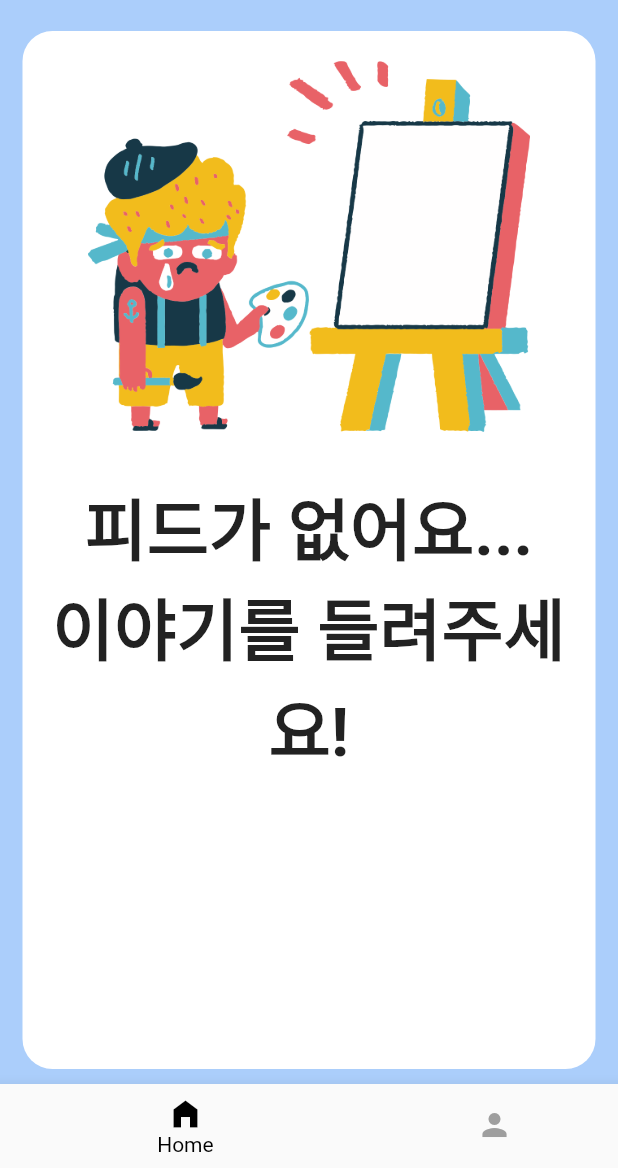
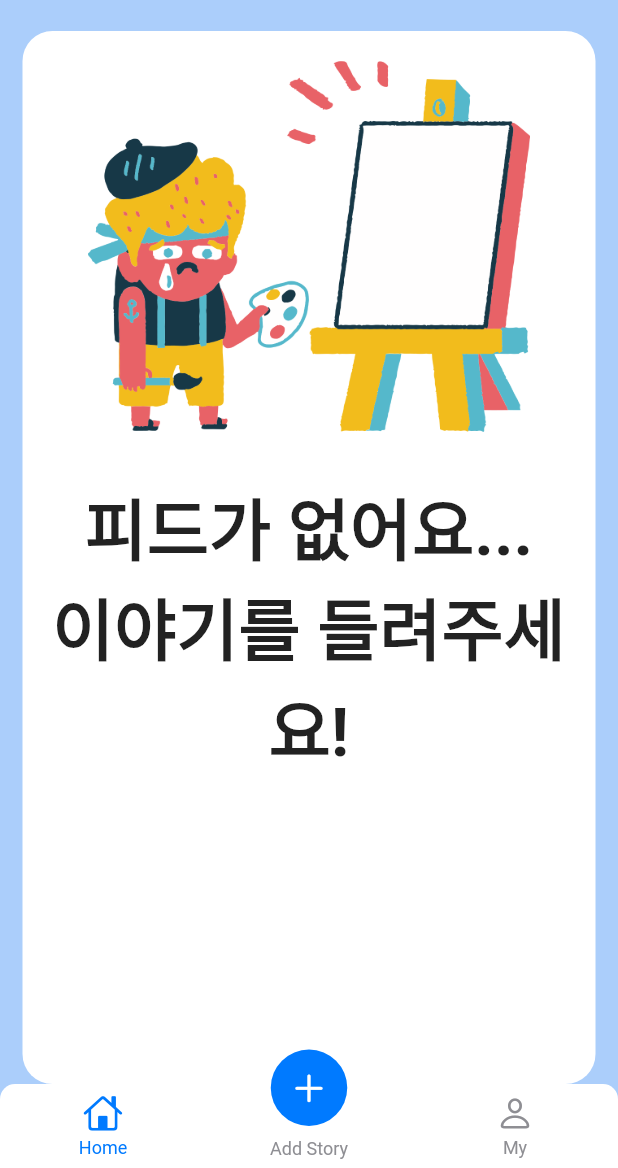
Before and after one commit to whatsthelunchmenu/Ae-stagram-app, a Flutter app: the screen it shows once a user with an empty profile is signed in, on a phone screen of 412 x 824 dp, the part 68-1236 px from its top. Run offline on Flutter 3.47's test engine with Material 2 defaults, Android fonts, the phone set to English and light mode, and no system bars; drawn by our look-alikes of persistent_bottom_nav_bar; our stand-ins replace carousel_slider, dio, dotted_decoration, firebase_auth, firebase_core, flutter_signin_button and 6 more; accounts and stored records are empty; network calls fail.

Commit message:
persistent bottom navigation 으로 변경

```diff
--- a/lib/app/controller/home/home_controller.dart
+++ b/lib/app/controller/home/home_controller.dart
@@ -49,7 +49,7 @@ class HomeController extends GetxController {
         getStory();
       } else if (scrollController.position.pixels ==
           scrollController.position.minScrollExtent) {
-        refresh();
+        // refresh();
       }
     });
   }
--- a/lib/app/controller/root_controller.dart
+++ b/lib/app/controller/root_controller.dart
@@ -1,4 +1,6 @@
+import 'package:flutter/material.dart';
 import 'package:get/get.dart';
+import 'package:persistent_bottom_nav_bar/persistent-tab-view.dart';
 
 enum RouteName {
   Home,
@@ -7,9 +9,21 @@ enum RouteName {
 
 class RootController extends GetxController {
   static RootController get to => Get.find();
+  late PersistentTabController tabController;
+  GlobalKey<NavigatorState> navigaotorKey = GlobalKey<NavigatorState>();
   RxInt currentIndex = 0.obs;
+
+  @override
+  void onInit() {
+    super.onInit();
+    tabController = PersistentTabController(initialIndex: currentIndex.value);
+  }
 
   void chnagePageIndex(int selectedIndex) {
     currentIndex(selectedIndex);
   }
+
+  Future<bool> onWillPop() async {
+    return !await navigaotorKey.currentState!.maybePop();
+  }
 }
--- a/lib/app/ui/android/navigation/navigation.dart
+++ b/lib/app/ui/android/navigation/navigation.dart
@@ -1,40 +1,113 @@
 import 'package:ae_stagram_app/app/controller/root_controller.dart';
 import 'package:ae_stagram_app/app/ui/android/home/home.dart';
 import 'package:ae_stagram_app/app/ui/android/mypage/mypage.dart';
+import 'package:ae_stagram_app/app/ui/android/new_story/new_story.dart';
+import 'package:flutter/cupertino.dart';
 import 'package:flutter/material.dart';
 import 'package:get/get_state_manager/get_state_manager.dart';
+import 'package:persistent_bottom_nav_bar/persistent-tab-view.dart';
 
 class NavigationPage extends GetView<RootController> {
   @override
   Widget build(BuildContext context) {
-    return Scaffold(
-        body: Obx(() {
-          switch (RouteName.values[controller.currentIndex.value]) {
+    return Obx(
+      () => Scaffold(
+        // body: switchBody(RouteName.values[controller.currentIndex.value]),
+        // bottomNavigationBar: BottomNavigationBar(
+        //   type: BottomNavigationBarType.shifting,
+        //   currentIndex: controller.currentIndex.value,
+        //   showSelectedLabels: true,
+        //   selectedItemColor: Colors.black,
+        //   unselectedItemColor: Colors.grey,
+        //   onTap: controller.chnagePageIndex,
+        //   items: [
+        //     BottomNavigationBarItem(
+        //       icon: Icon(Icons.home),
+        //       activeIcon: Icon(Icons.home_filled),
+        //       label: "Home",
+        //     ),
+        //     BottomNavigationBarItem(
+        //       icon: Icon(Icons.person),
+        //       activeIcon: Icon(Icons.people_alt),
+        //       label: "My Page",
+        //     ),
+        //   ],
+        // ),
+        body: PersistentTabView(
+          context,
+          controller: controller.tabController,
+          screens: _buildScreens(),
+          items: _navBarsItems(),
+          confineInSafeArea: true,
+          backgroundColor: Colors.white, // Default is Colors.white.
+          handleAndroidBackButtonPress: true, // Default is true.
+          resizeToAvoidBottomInset:
+              true, // This needs to be true if you want to move up the screen when keyboard appears. Default is true.
+          stateManagement: true, // Default is true.
+          hideNavigationBarWhenKeyboardShows:
+              true, // Recommended to set 'resizeToAvoidBottomInset' as true while using this argument. Default is true.
+          decoration: NavBarDecoration(
+            borderRadius: BorderRadius.circular(10.0),
+            colorBehindNavBar: Colors.white,
+          ),
+          popAllScreensOnTapOfSelectedTab: true,
+          popActionScreens: PopActionScreensType.all,
+          itemAnimationProperties: ItemAnimationProperties(
+            duration: Duration(milliseconds: 200),
+            curve: Curves.ease,
+          ),
+          screenTransitionAnimation: ScreenTransitionAnimation(
+            animateTabTransition: true,
+            curve: Curves.ease,
+            duration: Duration(milliseconds: 200),
+          ),
+          navBarStyle: NavBarStyle
+              .style15, // Choose the nav bar style with this property.
+        ),
+      ),
+    );
+  }
+
+  Widget switchBody(RouteName value) {
+    switch (value) {
       case RouteName.Home:
         return Home();
       case RouteName.MyPage:
         return MyPage();
     }
-        }),
-        bottomNavigationBar: Obx(() => BottomNavigationBar(
-              type: BottomNavigationBarType.shifting,
-              currentIndex: controller.currentIndex.value,
-              showSelectedLabels: true,
-              selectedItemColor: Colors.black,
-              unselectedItemColor: Colors.grey,
-              onTap: controller.chnagePageIndex,
-              items: [
-                BottomNavigationBarItem(
-                  icon: Icon(Icons.home),
-                  activeIcon: Icon(Icons.home_filled),
-                  label: "Home",
+  }
+
+  _buildScreens() {
+    return [
+      Home(),
+      NewStory(),
+      MyPage(),
+    ];
+  }
+
+  _navBarsItems() {
+    return [
+      PersistentBottomNavBarItem(
+        icon: Icon(CupertinoIcons.home),
+        title: ("Home"),
+        activeColorPrimary: CupertinoColors.activeBlue,
+        inactiveColorPrimary: CupertinoColors.systemGrey,
       ),
-                BottomNavigationBarItem(
-                  icon: Icon(Icons.person),
-                  activeIcon: Icon(Icons.people_alt),
-                  label: "My Page",
+      PersistentBottomNavBarItem(
+        icon: Icon(
+          CupertinoIcons.add,
+          color: Colors.white,
         ),
-              ],
-            )));
+        title: ("Add Story"),
+        activeColorPrimary: CupertinoColors.activeBlue,
+        inactiveColorPrimary: CupertinoColors.systemGrey,
+      ),
+      PersistentBottomNavBarItem(
+        icon: Icon(CupertinoIcons.person),
+        title: ("My"),
+        activeColorPrimary: CupertinoColors.activeBlue,
+        inactiveColorPrimary: CupertinoColors.systemGrey,
+      ),
+    ];
   }
 }
--- a/lib/app/ui/android/new_story/new_story.dart
+++ b/lib/app/ui/android/new_story/new_story.dart
@@ -5,6 +5,7 @@ import 'package:ae_stagram_app/app/ui/theme/app_colors.dart';
 import 'package:ae_stagram_app/app/ui/theme/app_texts.dart';
 import 'package:dotted_decoration/dotted_decoration.dart';
 import 'package:flutter/material.dart';
+import 'package:get/get.dart';
 import 'package:google_fonts/google_fonts.dart';
 import 'package:image_picker/image_picker.dart';
 
@@ -164,7 +165,7 @@ class _NewStoryState extends State<NewStory> {
                 ),
               ],
             ),
-            SizedBox(height: MediaQuery.of(context).size.height * 0.11),
+            SizedBox(height: Get.size.height * 0.06),
             Container(
               margin: const EdgeInsets.only(bottom: 15),
               height: 80,
--- a/pubspec.yaml
+++ b/pubspec.yaml
@@ -41,6 +41,7 @@ dependencies:
   image_picker: ^0.8.4+2
   dotted_decoration: ^2.0.0
   shared_preferences: ^2.0.8
+  persistent_bottom_nav_bar: ^4.0.2
 
 dev_dependencies:
   flutter_test:
```
Lines whose indentation alone changed are shown as unchanged.
